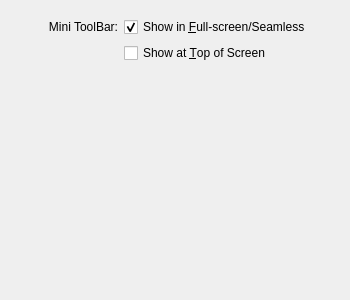
Above: vbox/src/VBox/Frontends/VirtualBox/src/settings/machine/UIMachineSettingsInterface.ui from jljuxgm/vboxgit before the change. Below: the same form after it.
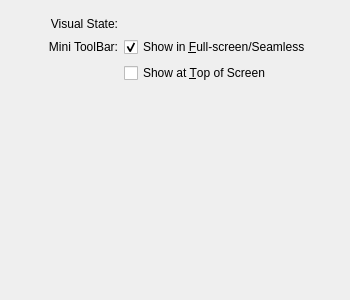
That is the form after the change. Custom widgets are drawn as their Qt base class.

Patch:
```diff
--- a/vbox/src/VBox/Frontends/VirtualBox/src/settings/machine/UIMachineSettingsInterface.ui
+++ b/vbox/src/VBox/Frontends/VirtualBox/src/settings/machine/UIMachineSettingsInterface.ui
@@ -37,6 +37,23 @@
     </widget>
    </item>
    <item row="1" column="0">
+    <widget class="QLabel" name="m_pLabelVisualState">
+     <property name="text">
+      <string>Visual State:</string>
+     </property>
+     <property name="alignment">
+      <set>Qt::AlignRight|Qt::AlignTrailing|Qt::AlignVCenter</set>
+     </property>
+    </widget>
+   </item>
+   <item row="1" column="1" colspan="2">
+    <widget class="UIVisualStateEditor" name="m_pVisualStateEditor">
+     <property name="whatsThis">
+      <string>Selects the visual state. If machine is running it will be applied as soon as possible, otherwise desired one will be defined.</string>
+     </property>
+    </widget>
+   </item>
+   <item row="2" column="0">
     <widget class="QLabel" name="m_pLabelMiniToolBar">
      <property name="text">
       <string>Mini ToolBar:</string>
@@ -46,7 +63,7 @@
      </property>
     </widget>
    </item>
-   <item row="1" column="1" colspan="2">
+   <item row="2" column="1" colspan="2">
     <widget class="QCheckBox" name="m_pCheckBoxShowMiniToolBar">
      <property name="sizePolicy">
       <sizepolicy vsizetype="Fixed" hsizetype="MinimumExpanding">
@@ -65,7 +82,7 @@
      </property>
     </widget>
    </item>
-   <item row="2" column="1" colspan="2">
+   <item row="3" column="1" colspan="2">
     <widget class="QCheckBox" name="m_pComboToolBarAlignment">
      <property name="sizePolicy">
       <sizepolicy vsizetype="Fixed" hsizetype="MinimumExpanding">
@@ -84,7 +101,7 @@
      </property>
     </widget>
    </item>
-   <item row="3" column="0" colspan="3">
+   <item row="4" column="0" colspan="3">
     <spacer name="m_pSpacer">
      <property name="orientation">
       <enum>Qt::Vertical</enum>
@@ -123,6 +140,11 @@
    <extends>QWidget</extends>
    <header>UIStatusBarEditorWindow.h</header>
   </customwidget>
+  <customwidget>
+   <class>UIVisualStateEditor</class>
+   <extends>QWidget</extends>
+   <header>UIVisualStateEditor.h</header>
+  </customwidget>
  </customwidgets>
  <resources/>
  <connections>
```
Left out of the diff: 2 changed lines with no effect on the pictures.
